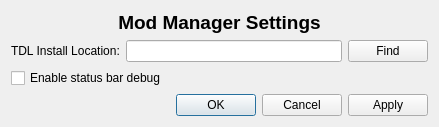
Old version of the form modloader_qt/settings.ui in the repository jpeg/TDL-Mod-Loader.
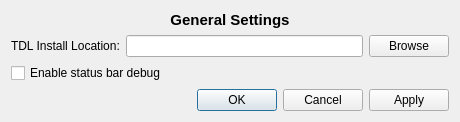
New version of the form.

Diff of the .ui file:
```diff
--- a/modloader_qt/settings.ui
+++ b/modloader_qt/settings.ui
@@ -6,8 +6,8 @@
    <rect>
     <x>0</x>
     <y>0</y>
-    <width>439</width>
-    <height>124</height>
+    <width>460</width>
+    <height>119</height>
    </rect>
   </property>
   <property name="windowTitle">
@@ -18,13 +18,13 @@
     <widget class="QLabel" name="label">
      <property name="font">
       <font>
-       <pointsize>14</pointsize>
+       <pointsize>11</pointsize>
        <weight>75</weight>
        <bold>true</bold>
       </font>
      </property>
      <property name="text">
-      <string>Mod Manager Settings</string>
+      <string>General Settings</string>
      </property>
      <property name="alignment">
       <set>Qt::AlignCenter</set>
@@ -46,7 +46,7 @@
      <item>
       <widget class="QPushButton" name="buttonGameInstallLocationFileDialog">
        <property name="text">
-        <string>Find</string>
+        <string>Browse</string>
        </property>
       </widget>
      </item>
```
